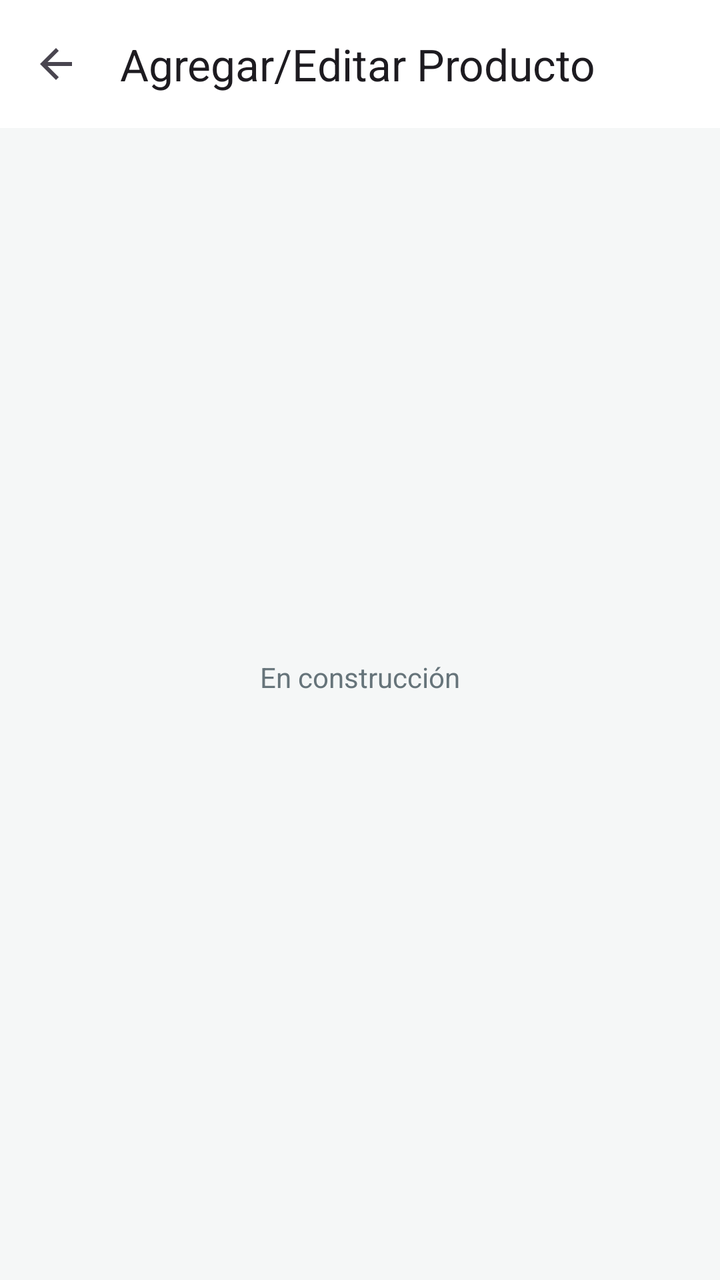
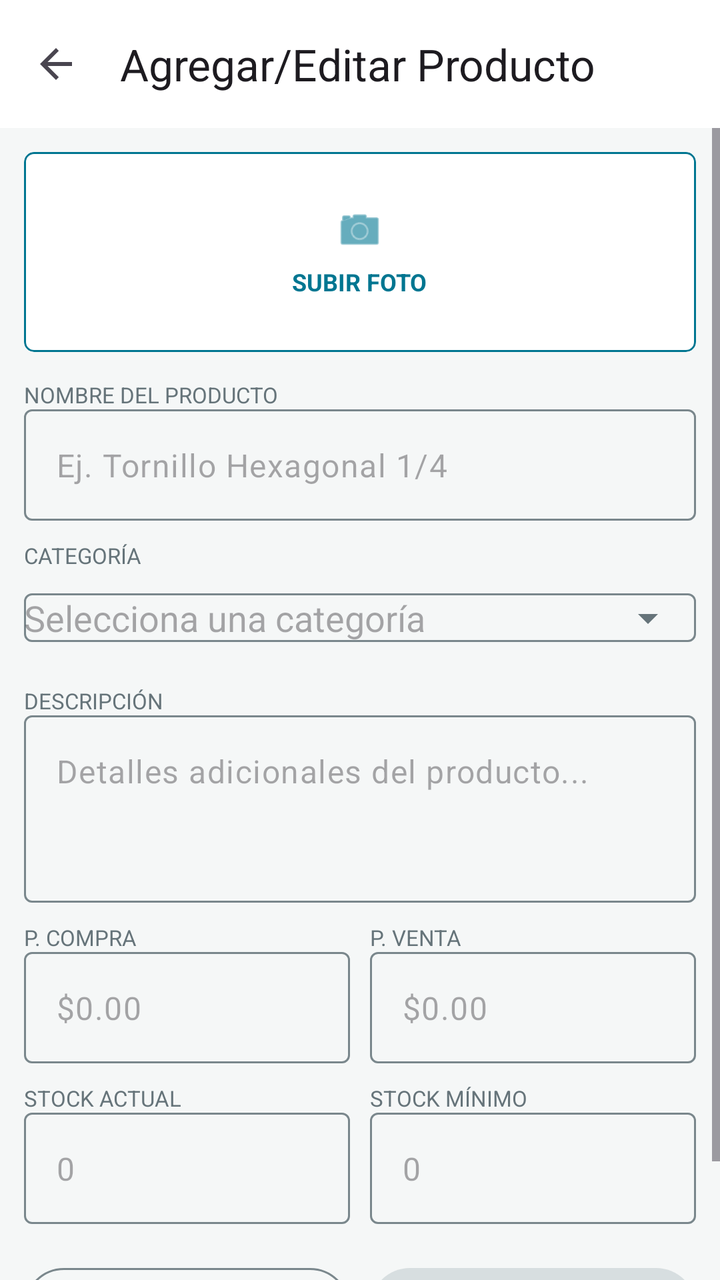

The first picture is an Android layout as it rendered before a commit; the second is the same layout after the commit. The layout source and the unified diff follow.
<!-- AndroidManifest.xml: application theme Theme.StockFlow -->
<!-- res/layout/fragment_producto_formulario.xml -->
<?xml version="1.0" encoding="utf-8"?>
<LinearLayout xmlns:android="http://schemas.android.com/apk/res/android"
    xmlns:app="http://schemas.android.com/apk/res-auto"
    xmlns:tools="http://schemas.android.com/tools"
    android:layout_width="match_parent"
    android:layout_height="match_parent"
    android:background="?attr/colorSurface"
    android:orientation="vertical">

    <com.google.android.material.appbar.MaterialToolbar
        android:id="@+id/toolbar"
        android:layout_width="match_parent"
        android:layout_height="?attr/actionBarSize"
        android:background="?attr/colorSurface"
        app:navigationIcon="?attr/homeAsUpIndicator"
        app:title="@string/title_product_form" />

    <LinearLayout
        android:layout_width="match_parent"
        android:layout_height="match_parent"
        android:background="?attr/colorSurfaceContainer"
        android:gravity="center"
        android:orientation="vertical">

        <TextView
            android:layout_width="wrap_content"
            android:layout_height="wrap_content"
            android:text="@string/under_construction"
            android:textColor="?attr/colorOnSurfaceVariant" />

        <TextView
            android:id="@+id/tvInfo"
            android:layout_width="wrap_content"
            android:layout_height="wrap_content"
            android:layout_marginTop="8dp"
            android:textColor="?attr/colorOnSurfaceVariant" />
    </LinearLayout>

</LinearLayout>
<!-- resources referenced by this layout -->
<resources>
  <string name="title_product_form">Agregar/Editar Producto</string>
  <string name="under_construction">En construcción</string>
  <style name="Theme.StockFlow" parent="Base.Theme.StockFlow" />
  <color name="stockflow_primary">#007691</color>
  <color name="stockflow_on_primary">#FFFFFF</color>
  <color name="stockflow_primary_container">#C9EAF3</color>
  <color name="stockflow_text_primary">#062C3A</color>
  <color name="stockflow_secondary">#008C8C</color>
  <color name="stockflow_on_secondary">#FFFFFF</color>
  <color name="stockflow_secondary_container">#C8EEEE</color>
  <color name="stockflow_accent">#1A907A</color>
  <color name="stockflow_on_accent">#FFFFFF</color>
  <color name="stockflow_accent_container">#C8EDE4</color>
  <color name="stockflow_background">#FFFFFF</color>
  <color name="stockflow_surface_variant">#E3EBEC</color>
  <color name="stockflow_text_secondary">#66747A</color>
  <color name="stockflow_surface_low">#F9FBFB</color>
  <color name="stockflow_surface">#F5F7F7</color>
  <color name="stockflow_surface_high">#EEF2F2</color>
  <color name="stockflow_surface_highest">#E8EDEE</color>
  <color name="stockflow_outline">#7A878C</color>
  <color name="stockflow_outline_variant">#D5DEDF</color>
  <color name="stockflow_error">#DC2626</color>
  <color name="stockflow_on_error">#FFFFFF</color>
  <color name="stockflow_error_container">#FEE2E2</color>
  <color name="stockflow_on_error_container">#7F1D1D</color>
  <!-- unchanged entries left out for length: 1 -->
</resources>

<!-- the commit's change to res/layout/fragment_producto_formulario.xml (unified diff, before → after) -->
@@ -1,12 +1,13 @@
 <?xml version="1.0" encoding="utf-8"?>
-<LinearLayout xmlns:android="http://schemas.android.com/apk/res/android"
+<LinearLayout
+    xmlns:android="http://schemas.android.com/apk/res/android"
     xmlns:app="http://schemas.android.com/apk/res-auto"
-    xmlns:tools="http://schemas.android.com/tools"
     android:layout_width="match_parent"
     android:layout_height="match_parent"
-    android:background="?attr/colorSurface"
+    android:background="?attr/colorSurfaceContainer"
     android:orientation="vertical">
 
+    
     <com.google.android.material.appbar.MaterialToolbar
         android:id="@+id/toolbar"
         android:layout_width="match_parent"
@@ -15,25 +16,336 @@
         app:navigationIcon="?attr/homeAsUpIndicator"
         app:title="@string/title_product_form" />
 
-    <LinearLayout
+    
+    <ScrollView
         android:layout_width="match_parent"
-        android:layout_height="match_parent"
-        android:background="?attr/colorSurfaceContainer"
-        android:gravity="center"
-        android:orientation="vertical">
-
-        <TextView
-            android:layout_width="wrap_content"
+        android:layout_height="0dp"
+        android:layout_weight="1"
+        android:fillViewport="true">
+
+        <LinearLayout
+            android:layout_width="match_parent"
             android:layout_height="wrap_content"
-            android:text="@string/under_construction"
-            android:textColor="?attr/colorOnSurfaceVariant" />
-
-        <TextView
-            android:id="@+id/tvInfo"
-            android:layout_width="wrap_content"
-            android:layout_height="wrap_content"
-            android:layout_marginTop="8dp"
-            android:textColor="?attr/colorOnSurfaceVariant" />
-    </LinearLayout>
+            android:orientation="vertical"
+            android:padding="12dp">
+
+            
+            <com.google.android.material.card.MaterialCardView
+                android:id="@+id/cardFotoProducto"
+                android:clickable="true"
+                android:focusable="true"
+                android:layout_width="match_parent"
+                android:layout_height="100dp"
+                app:cardBackgroundColor="?attr/colorSurface"
+                app:cardCornerRadius="5dp"
+                app:cardElevation="0dp"
+                app:strokeColor="?attr/colorPrimary"
+                app:strokeWidth="1dp">
+
+                <LinearLayout
+                    android:layout_width="match_parent"
+                    android:layout_height="match_parent"
+                    android:gravity="center"
+                    android:orientation="vertical">
+
+                    <ImageView
+                        android:id="@+id/ivFotoFormulario"
+                        android:layout_width="25dp"
+                        android:layout_height="25dp"
+                        android:src="@android:drawable/ic_menu_camera"
+                        app:tint="?attr/colorPrimary"
+                        android:contentDescription="@null" />
+
+                    <TextView
+                        android:id="@+id/tvSubirFoto"
+                        android:layout_width="wrap_content"
+                        android:layout_height="wrap_content"
+                        android:layout_marginTop="5dp"
+                        android:text="@string/producto_subir_foto"
+                        android:textColor="?attr/colorPrimary"
+                        android:textSize="12sp"
+                        android:textStyle="bold" />
+
+                    
+                    <ImageView
+                        android:id="@+id/ivVistaPreviaProducto"
+                        android:layout_width="90dp"
+                        android:layout_height="90dp"
+                        android:scaleType="centerCrop"
+                        android:visibility="gone"
+                        android:contentDescription="@string/producto_subir_foto" />
+
+                </LinearLayout>
+
+            </com.google.android.material.card.MaterialCardView>
+
+            
+            <TextView
+                android:layout_width="match_parent"
+                android:layout_height="wrap_content"
+                android:layout_marginTop="14dp"
+                android:text="@string/producto_nombre_label"
+                android:textColor="?attr/colorOnSurfaceVariant"
+                android:textSize="11sp" />
+
+            <com.google.android.material.textfield.TextInputLayout
+                android:id="@+id/tilNombreProducto"
+                style="@style/Widget.Material3.TextInputLayout.OutlinedBox"
+                android:layout_width="match_parent"
+                android:layout_height="wrap_content"
+                app:hintEnabled="false">
+
+                <com.google.android.material.textfield.TextInputEditText
+                    android:id="@+id/etNombreProducto"
+                    android:layout_width="match_parent"
+                    android:layout_height="wrap_content"
+                    android:hint="@string/producto_nombre_hint"
+                    android:inputType="textCapSentences"
+                    android:singleLine="true" />
+
+            </com.google.android.material.textfield.TextInputLayout>
+
+            
+            <TextView
+                android:layout_width="match_parent"
+                android:layout_height="wrap_content"
+                android:layout_marginTop="10dp"
+                android:text="@string/producto_categoria_label"
+                android:textColor="?attr/colorOnSurfaceVariant"
+                android:textSize="11sp" />
+
+            <com.google.android.material.textfield.TextInputLayout
+                android:id="@+id/tilCategoriaProducto"
+                style="@style/Widget.Material3.TextInputLayout.OutlinedBox"
+                android:layout_width="match_parent"
+                android:layout_height="wrap_content"
+                app:hintEnabled="false"
+                app:endIconMode="dropdown_menu">
+
+                <com.google.android.material.textfield.MaterialAutoCompleteTextView
+                    android:id="@+id/actCategoria"
+                    android:layout_width="match_parent"
+                    android:layout_height="wrap_content"
+                    android:hint="@string/producto_categoria_hint"
+                    android:inputType="none" />
+
+            </com.google.android.material.textfield.TextInputLayout>
+
+            
+            <TextView
+                android:layout_width="match_parent"
+                android:layout_height="wrap_content"
+                android:layout_marginTop="10dp"
+                android:text="@string/producto_descripcion_label"
+                android:textColor="?attr/colorOnSurfaceVariant"
+                android:textSize="11sp" />
+
+            <com.google.android.material.textfield.TextInputLayout
+                style="@style/Widget.Material3.TextInputLayout.OutlinedBox"
+                android:layout_width="match_parent"
+                android:layout_height="wrap_content"
+                app:hintEnabled="false">
+
+                <com.google.android.material.textfield.TextInputEditText
+                    android:id="@+id/etDescripcionProducto"
+                    android:layout_width="match_parent"
+                    android:layout_height="wrap_content"
+                    android:gravity="top"
+                    android:hint="@string/producto_descripcion_hint"
+                    android:inputType="textMultiLine"
+                    android:minLines="3" />
+
+            </com.google.android.material.textfield.TextInputLayout>
+
+            
+            <LinearLayout
+                android:layout_width="match_parent"
+                android:layout_height="wrap_content"
+                android:layout_marginTop="10dp"
+                android:orientation="horizontal"
+                android:baselineAligned="false">
+
+                
+                <LinearLayout
+                    android:layout_width="0dp"
+                    android:layout_height="wrap_content"
+                    android:layout_weight="1"
+                    android:layout_marginEnd="5dp"
+                    android:orientation="vertical">
+
+                    <TextView
+                        android:layout_width="match_parent"
+                        android:layout_height="wrap_content"
+                        android:text="@string/producto_precio_compra"
+                        android:textColor="?attr/colorOnSurfaceVariant"
+                        android:textSize="11sp" />
+
+                    <com.google.android.material.textfield.TextInputLayout
+                        android:id="@+id/tilPrecioCompra"
+                        style="@style/Widget.Material3.TextInputLayout.OutlinedBox"
+                        android:layout_width="match_parent"
+                        android:layout_height="wrap_content"
+                        app:hintEnabled="false">
+
+                        <com.google.android.material.textfield.TextInputEditText
+                            android:id="@+id/etPrecioCompra"
+                            android:layout_width="match_parent"
+                            android:layout_height="wrap_content"
+                            android:hint="@string/producto_precio_hint"
+                            android:inputType="numberDecimal" />
+
+                    </com.google.android.material.textfield.TextInputLayout>
+
+                </LinearLayout>
+
+                
+                <LinearLayout
+                    android:layout_width="0dp"
+                    android:layout_height="wrap_content"
+                    android:layout_weight="1"
+                    android:layout_marginStart="5dp"
+                    android:orientation="vertical">
+
+                    <TextView
+                        android:layout_width="match_parent"
+                        android:layout_height="wrap_content"
+                        android:text="@string/producto_precio_venta"
+                        android:textColor="?attr/colorOnSurfaceVariant"
+                        android:textSize="11sp" />
+
+                    <com.google.android.material.textfield.TextInputLayout
+                        android:id="@+id/tilPrecioVenta"
+                        style="@style/Widget.Material3.TextInputLayout.OutlinedBox"
+                        android:layout_width="match_parent"
+                        android:layout_height="wrap_content"
+                        app:hintEnabled="false">
+
+                        <com.google.android.material.textfield.TextInputEditText
+                            android:id="@+id/etPrecioVenta"
+                            android:layout_width="match_parent"
+                            android:layout_height="wrap_content"
+                            android:hint="@string/producto_precio_hint"
+                            android:inputType="numberDecimal" />
+
+                    </com.google.android.material.textfield.TextInputLayout>
+
+                </LinearLayout>
+
+            </LinearLayout>
+
+            
+            <LinearLayout
+                android:layout_width="match_parent"
+                android:layout_height="wrap_content"
+                android:layout_marginTop="10dp"
+                android:orientation="horizontal"
+                android:baselineAligned="false">
+
+                
+                <LinearLayout
+                    android:layout_width="0dp"
+                    android:layout_height="wrap_content"
+                    android:layout_weight="1"
+                    android:layout_marginEnd="5dp"
+                    android:orientation="vertical">
+
+                    <TextView
+                        android:layout_width="match_parent"
+                        android:layout_height="wrap_content"
+                        android:text="@string/producto_stock_actual"
+                        android:textColor="?attr/colorOnSurfaceVariant"
+                        android:textSize="11sp" />
+
+                    <com.google.android.material.textfield.TextInputLayout
+                        android:id="@+id/tilStockActual"
+                        style="@style/Widget.Material3.TextInputLayout.OutlinedBox"
+                        android:layout_width="match_parent"
+                        android:layout_height="wrap_content"
+                        app:hintEnabled="false">
+
+                        <com.google.android.material.textfield.TextInputEditText
+                            android:id="@+id/etStockActual"
+                            android:layout_width="match_parent"
+                            android:layout_height="wrap_content"
+                            android:hint="@string/producto_cantidad_hint"
+                            android:inputType="number" />
+
+                    </com.google.android.material.textfield.TextInputLayout>
+
+                </LinearLayout>
+
+                
+                <LinearLayout
+                    android:layout_width="0dp"
+                    android:layout_height="wrap_content"
+                    android:layout_weight="1"
+                    android:layout_marginStart="5dp"
+                    android:orientation="vertical">
+
+                    <TextView
+                        android:layout_width="match_parent"
+                        android:layout_height="wrap_content"
+                        android:text="@string/producto_stock_minimo"
+                        android:textColor="?attr/colorOnSurfaceVariant"
+                        android:textSize="11sp" />
+
+                    <com.google.android.material.textfield.TextInputLayout
+                        android:id="@+id/tilStockMinimo"
+                        style="@style/Widget.Material3.TextInputLayout.OutlinedBox"
+                        android:layout_width="match_parent"
+                        android:layout_height="wrap_content"
+                        app:hintEnabled="false">
+
+                        <com.google.android.material.textfield.TextInputEditText
+                            android:id="@+id/etStockMinimo"
+                            android:layout_width="match_parent"
+                            android:layout_height="wrap_content"
+                            android:hint="@string/producto_cantidad_hint"
+                            android:inputType="number" />
+
+                    </com.google.android.material.textfield.TextInputLayout>
+
+                </LinearLayout>
+
+            </LinearLayout>
+
+            
+            <LinearLayout
+                android:layout_width="match_parent"
+                android:layout_height="wrap_content"
+                android:layout_marginTop="18dp"
+                android:layout_marginBottom="16dp"
+                android:orientation="horizontal">
+
+                <com.google.android.material.button.MaterialButton
+                    android:id="@+id/btnCancelar"
+                    style="@style/Widget.Material3.Button.OutlinedButton"
+                    android:layout_width="0dp"
+                    android:layout_height="wrap_content"
+                    android:layout_weight="1"
+                    android:layout_marginEnd="5dp"
+                    android:text="@string/action_cancel" />
+
+                <com.google.android.material.button.MaterialButton
+                    android:id="@+id/btnGuardarProducto"
+                    android:layout_width="0dp"
+                    android:layout_height="wrap_content"
+                    android:layout_weight="1"
+                    android:layout_marginStart="5dp"
+                    android:enabled="false"
+                    android:text="@string/producto_guardar" />
+
+            </LinearLayout>
+
+            
+            <TextView
+                android:id="@+id/tvInfo"
+                android:layout_width="wrap_content"
+                android:layout_height="wrap_content"
+                android:visibility="gone" />
+
+        </LinearLayout>
+
+    </ScrollView>
 
 </LinearLayout>
<!-- resource entries referenced after the edit -->
@@ -1,7 +1,21 @@
 <!-- resources referenced by this layout -->
 <resources>
+  <string name="action_cancel">Cancelar</string>
+  <string name="producto_cantidad_hint">0</string>
+  <string name="producto_categoria_hint">Selecciona una categoría</string>
+  <string name="producto_categoria_label">CATEGORÍA</string>
+  <string name="producto_descripcion_hint">Detalles adicionales del producto...</string>
+  <string name="producto_descripcion_label">DESCRIPCIÓN</string>
+  <string name="producto_guardar">Guardar Producto</string>
+  <string name="producto_nombre_hint">Ej. Tornillo Hexagonal 1/4</string>
+  <string name="producto_nombre_label">NOMBRE DEL PRODUCTO</string>
+  <string name="producto_precio_compra">P. COMPRA</string>
+  <string name="producto_precio_hint">$0.00</string>
+  <string name="producto_precio_venta">P. VENTA</string>
+  <string name="producto_stock_actual">STOCK ACTUAL</string>
+  <string name="producto_stock_minimo">STOCK MÍNIMO</string>
+  <string name="producto_subir_foto">SUBIR FOTO</string>
   <string name="title_product_form">Agregar/Editar Producto</string>
-  <string name="under_construction">En construcción</string>
   <style name="Theme.StockFlow" parent="Base.Theme.StockFlow" />
   <color name="stockflow_primary">#007691</color>
   <color name="stockflow_on_primary">#FFFFFF</color>
